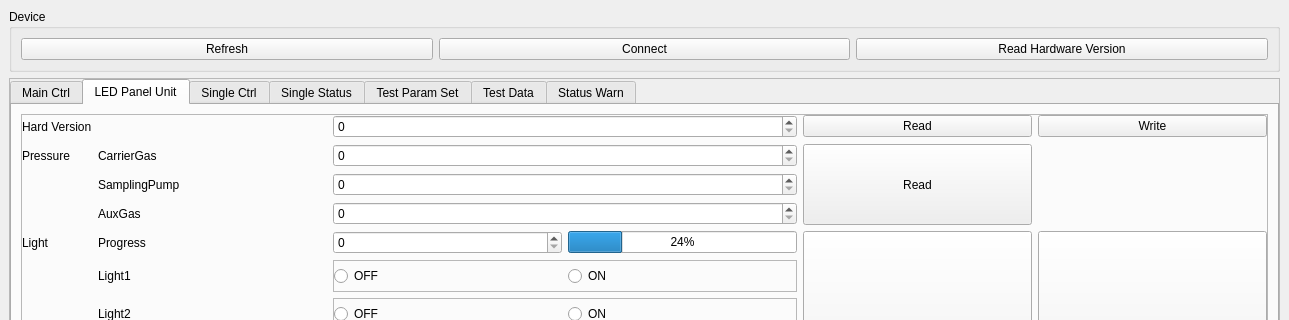
Qt form src/ChromXApp/mainwindow.ui (liyangfamily/ChromX) before a commit; both pictures show x 0 to 1289 and y 0 to 320 of the 1289 by 677 pixel window.
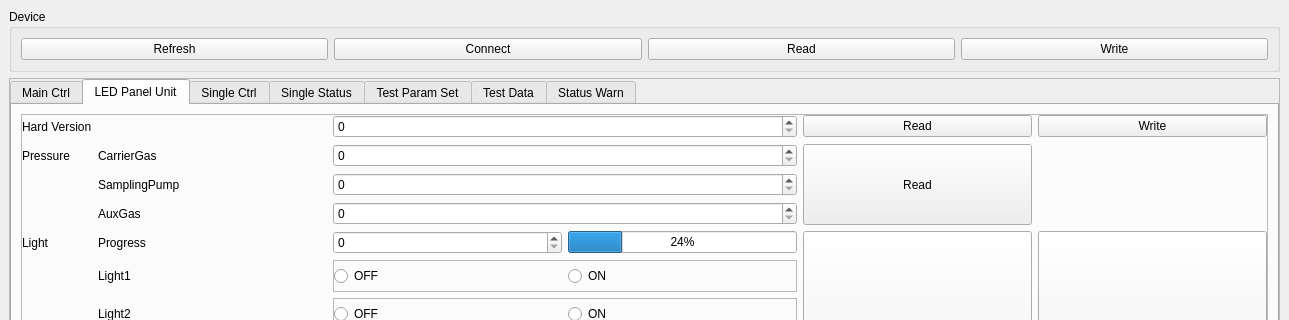
The same form after that commit.

Commit message:
[feature][ChromX][mainwindow] adjust mainwindow ui feature
[what] 1、调整主界面的按钮功能

[why] 测试测试参数读写功能

[how]

Patch:
```diff
--- a/src/ChromXApp/mainwindow.ui
+++ b/src/ChromXApp/mainwindow.ui
@@ -47,7 +47,14 @@
           <enum>Qt::StrongFocus</enum>
          </property>
          <property name="text">
-          <string>Read Hardware Version</string>
+          <string>Read</string>
+         </property>
+        </widget>
+       </item>
+       <item>
+        <widget class="QPushButton" name="btn_WriteTest">
+         <property name="text">
+          <string>Write</string>
          </property>
         </widget>
        </item>
```
Left out of the diff: 4 changed lines with no effect on the pictures. The commit also changes 2 other files.
